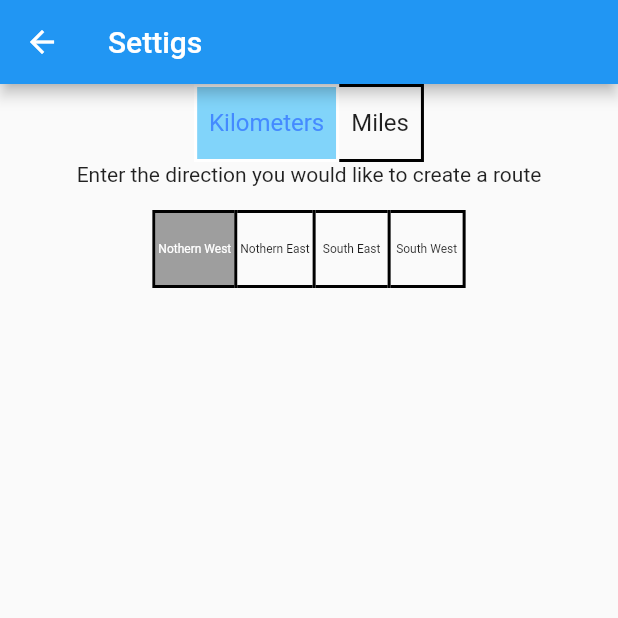
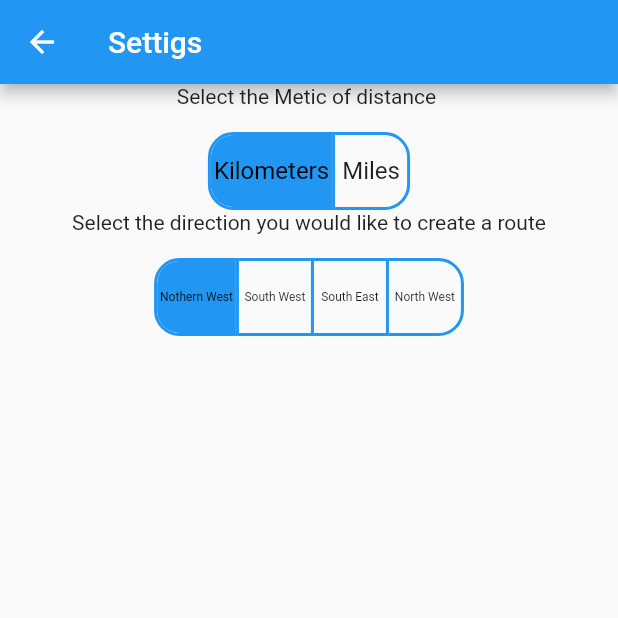
Before and after one commit to marcomerc/RunOut, a Flutter app: the screen it shows after launch, after a tap on the "search" icon, after a tap on the "settings" icon, on a phone screen of 412 x 824 dp, the top half of it. Run offline on Flutter 3.47's test engine with Material 2 defaults, Android fonts, the light colour scheme and no system bars; our stand-ins replace google_maps_flutter, location, string_validator; missing offline and left inert: google_map_polyline, permission.

Commit message:
Final version, everything works

```diff
--- a/lib/Settings.dart
+++ b/lib/Settings.dart
@@ -40,23 +40,26 @@ class SettingState extends State<Settings> {
       Center(
         child: Column(
           children: <Widget>[
+            Text("Select the Metic of distance \n"),
+
             ToggleButtons(
-              borderColor: Colors.black,
-              fillColor: Colors.lightBlue[200],
+              borderColor: Colors.blue,
+              fillColor: Colors.blue,
               borderWidth: 2,
-              selectedBorderColor: Colors.white,
-              selectedColor: Colors.blueAccent,
-              borderRadius: BorderRadius.circular(0),
+              selectedBorderColor: Colors.blue,
+              selectedColor: Colors.black,
+              borderRadius: BorderRadius.circular(16),
               children: <Widget>[
+
                 Padding(
-                  padding: const EdgeInsets.all(8.0),
+                  padding: const EdgeInsets.all(2.0),
                   child: Text(
                     'Kilometers',
                     style: TextStyle(fontSize: 16),
                   ),
                 ),
                 Padding(
-                  padding: const EdgeInsets.all(8.0),
+                  padding: const EdgeInsets.all(2.0),
                   child: Text(
                     'Miles',
                     style: TextStyle(fontSize: 16),
@@ -74,14 +77,14 @@ class SettingState extends State<Settings> {
                 });
               },
             ),
-              Text("Enter the direction you would like to create a route\n"),
+              Text("Select the direction you would like to create a route\n"),
             ToggleButtons(
-              borderColor: Colors.black,
-              fillColor: Colors.grey,
+              borderColor: Colors.blue,
+              fillColor: Colors.blue,
               borderWidth: 2,
-              selectedBorderColor: Colors.black,
-              selectedColor: Colors.white,
-              borderRadius: BorderRadius.circular(0),
+              selectedBorderColor: Colors.blue,
+              selectedColor: Colors.black,
+              borderRadius: BorderRadius.circular(16),
               children: <Widget>[
                 Padding(
                   padding: const EdgeInsets.all(2.0),
@@ -93,7 +96,7 @@ class SettingState extends State<Settings> {
                 Padding(
                   padding: const EdgeInsets.all(2.0),
                   child: Text(
-                    'Nothern East',
+                    'South West',
                     style: TextStyle(fontSize: 8),
                   ),
                 ),
@@ -108,7 +111,7 @@ class SettingState extends State<Settings> {
                 Padding(
                   padding: const EdgeInsets.all(2.0),
                   child: Text(
-                    'South West',
+                    'North West',
                     style: TextStyle(fontSize: 8),
                   ),
                 ),
--- a/lib/components/map_pin_pill.dart
+++ b/lib/components/map_pin_pill.dart
@@ -21,7 +21,7 @@ class MapPinPillComponentState extends State<MapPinPillComponent> {
       bottom: widget.pinPillPosition,
       right: 0,
       left: 0,
-      duration: Duration(milliseconds: 200),
+      duration: Duration(milliseconds: 800),
       child: Align(
         alignment: Alignment.bottomCenter,
         child: Container(
@@ -50,9 +50,7 @@ class MapPinPillComponentState extends State<MapPinPillComponent> {
                     crossAxisAlignment: CrossAxisAlignment.start,
                     mainAxisAlignment: MainAxisAlignment.center,
                     children: <Widget>[
-                      Text(widget.currentlySelectedPin.locationName, style: TextStyle(color: widget.currentlySelectedPin.labelColor)),
-                      Text('Latitude: ${widget.currentlySelectedPin.location.latitude.toString()}', style: TextStyle(fontSize: 12, color: Colors.grey)),
-                      Text('Longitude: ${widget.currentlySelectedPin.location.longitude.toString()}', style: TextStyle(fontSize: 12, color: Colors.grey)),
+                      Text('Distance: ' + widget.currentlySelectedPin.locationName , style: TextStyle(fontSize: 25, color: Colors.grey)),
                     ],
                   ),
                 ),
--- a/lib/main.dart
+++ b/lib/main.dart
@@ -7,6 +7,8 @@ import 'dart:math';
 import 'TextBox.dart';
 import 'Settings.dart';
 import 'models/pin_pill_info.dart';
+import 'components/map_pin_pill.dart';
+import 'package:string_validator/string_validator.dart';
 
 void main() => runApp(MyApp());
 
@@ -25,6 +27,7 @@ class MyApp extends StatelessWidget {
 
 
 
+
 class MapSample extends StatefulWidget {
   @override
   State<MapSample> createState() => MyMapState();
@@ -32,7 +35,6 @@ class MapSample extends StatefulWidget {
 
 class MyMapState extends State<MapSample> {
   GoogleMapController mapController;
-
   var location = new L.Location();
   Map<MarkerId, Marker> markers = <MarkerId, Marker>{}; // CLASS MEMBER, MAP OF MARKS
   var markersID = 0;
@@ -40,15 +42,21 @@ class MyMapState extends State<MapSample> {
   bool typing = false;
   static TextEditingController _distance = new TextEditingController();
   TextBox distance = new TextBox(_distance);
+  double _pathDistance = 0;
 
 
   static LatLng myLocation =  LatLng(39.8283,-98.5795);
-
+  PinInformation currentlySelectedPin = PinInformation(pinPath: '', avatarPath: '', location: LatLng(0, 0), locationName: '', labelColor: Colors.grey);
+  PinInformation sourcePinInfo;
+  PinInformation destinationPinInfo;
 
   Set<Polyline> polyline = {};
   List<LatLng> routeCoords;
+  GoogleMapPolyline googleMapPolyline = new GoogleMapPolyline(apiKey: "AIzaSyDFphgQHYwYhst9ZGNfkct-5ZAxF6GWQdI");
   List<bool> _selectionStartPoint;
   List<bool> _selectionKlMi;
+  double pinPillPosition = -100;
+
 
   @override
   void initState() {
@@ -94,7 +102,20 @@ class MyMapState extends State<MapSample> {
 
 
 
-  void getSomePoints(range,origen, destination) async{
+  double distanceRoute(start,finish){
+    double latDis = finish.latitude - start.latitude;
+    double lonDis = finish.longitude - start.longitude;
+
+    double R = 3960.0;
+    double a = pow(sin( (   ( ( latDis*pi)/180 ) )/2),2)+ cos(start.latitude) * cos(finish.latitude) * pow(sin(  ( ( lonDis*pi)/180 ) /2),2);
+    double c = 2 * atan2( sqrt(a), sqrt(1-a) );
+    double d = R * c ;
+    return d;
+
+
+  }
+
+  Future getSomePoints(range,origen, destination) async{
     var permissions = await Permission.getPermissionsStatus([PermissionName.Location]);
     if(permissions[0].permissionStatus == PermissionStatus.notAgain){
       var askpermissions = await Permission.requestPermissions([PermissionName.Location]);
@@ -105,14 +126,30 @@ class MyMapState extends State<MapSample> {
           destination: destination,
           mode: RouteMode.walking
       ).then((onValue) {
-        print("the coordiates");
+//        print("the coordiates");
         routeCoords= onValue;
-        print(routeCoords);
+//        print(routeCoords);
+        for( var i = 0 ; i < routeCoords.length-1; i++ ) {
+          _pathDistance=_pathDistance+distanceRoute(routeCoords[i],routeCoords[i+1]);
+        }
+        return _pathDistance;
+
+
       });
 
     }
+//    for( var i = 0 ; i < routeCoords.length-1; i++ ) {
+//      _pathDistance=_pathDistance+distanceRoute(routeCoords[i],routeCoords[i+1]);
+//    }
+//    print("number of " + _pathDistance.toString());
+
+    /// change this to add the distance
+//    currentlySelectedPin = sourcePinInfo;
+//    pinPillPosition = 0;
 
     setState(() {
+
+
       polyline.add(Polyline(
           polylineId: PolylineId('route'+ range.toString()),
           visible: true,
@@ -125,38 +162,65 @@ class MyMapState extends State<MapSample> {
 
   }
 
-  void setPolyLines(totalMiles){
+  void setPolyLines(totalMiles) async{
+    if (_selectionKlMi[0] == true){
+      totalMiles = totalMiles*00.621371;
+    }
     _getLocation();
-    final MarkerId markerIdT = MarkerId(markersID.toString());
-    final Marker marker = Marker(
-      markerId: markerIdT,
-      position: LatLng(
-        myLocation.latitude,
-        myLocation.longitude,
-      ),
-      infoWindow: InfoWindow(title: "My Location", snippet: '*'),
+
+    sourcePinInfo = PinInformation(
+        locationName: "Start Location",
+        location: myLocation,
+        pinPath: "assets/driving_pin.png",
+        avatarPath: "assets/friend1.jpg",
+        labelColor: Colors.blueAccent
     );
+
     setState(() {
-      markers[markerIdT] = marker;
+
+
+//      markers[MarkerId(markersID.toString())] = marker;
     });
     double segment = totalMiles/4;
     double change_long =change_in_longitude(segment);
     double change_lat = change_in_latitude(segment);
-    print("change latitude " + change_lat.toString());
-    print("change long " + change_long.toString());
 
+    if(_selectionStartPoint[1] == true ){
+      change_lat= change_lat*-1;
+    }else if (_selectionStartPoint[2] == true){
+      change_lat= change_lat*-1;
+
+      change_long=change_long * -1;
+    }else if (_selectionStartPoint[3] == true){
+      change_long=change_long * -1;
+
+    }
+
+    var futures = List<Future>();
+    _pathDistance = 0;
     for( var i = 0 ; i <= 4; i++ ) {
       if(i == 0){
-        getSomePoints(i, myLocation, LatLng(myLocation.latitude,myLocation.longitude+change_long ));
+        futures.add(getSomePoints(i, myLocation, LatLng(myLocation.latitude,myLocation.longitude+change_long )) );
       }if(i == 1){
-        getSomePoints(i,  LatLng(myLocation.latitude,myLocation.longitude+change_long ), LatLng(myLocation.latitude+change_lat,myLocation.longitude+change_long ));
+        futures.add(getSomePoints(i,  LatLng(myLocation.latitude,myLocation.longitude+change_long ), LatLng(myLocation.latitude+change_lat,myLocation.longitude+change_long )));
       }if(i == 3){
-        getSomePoints(i, LatLng(myLocation.latitude+change_lat,myLocation.longitude+change_long ), LatLng(myLocation.latitude+change_lat,myLocation.longitude ));
+        futures.add(getSomePoints(i, LatLng(myLocation.latitude+change_lat,myLocation.longitude+change_long ), LatLng(myLocation.latitude+change_lat,myLocation.longitude )));
       }if(i == 4){
-        getSomePoints(i, LatLng(myLocation.latitude+change_lat,myLocation.longitude ), myLocation);
+        futures.add(getSomePoints(i, LatLng(myLocation.latitude+change_lat,myLocation.longitude ), myLocation));
       }
     }
+    await Future.wait(futures);
 
+
+//   use _pathDistance to  implemen use set state into the notification.
+    var typeMetric  = " Mi";
+    if (_selectionKlMi[0] == true){
+      typeMetric = "Km";
+    }
+    setState(() {
+      currentlySelectedPin = PinInformation(pinPath: '', avatarPath: '', location: LatLng(0, 0), locationName: _pathDistance.toStringAsFixed(1)+typeMetric, labelColor: Colors.grey);
+
+    });
   }
 //  return going up north
   double change_in_latitude(miles){
@@ -178,7 +242,6 @@ class MyMapState extends State<MapSample> {
     try {
       await location.getLocation().then((onValue) {
         myLocation = LatLng(onValue.latitude, onValue.longitude);
-        print(onValue.latitude.toString() + "," + onValue.longitude.toString());
       });
     } catch (e) {
       print(e);
@@ -189,16 +252,14 @@ class MyMapState extends State<MapSample> {
   }
 
 
-
-  void createPolyLines(miles){
-    print("creating the lines");
-    setPolyLines(3);
-  }
-
   @override
   Widget build(BuildContext context) {
 
-    return MaterialApp(
+    return
+
+
+
+      MaterialApp(
           home:
 
           Scaffold(
@@ -212,12 +273,27 @@ class MyMapState extends State<MapSample> {
                   icon: Icon(typing ? Icons.done : Icons.search),
                   onPressed: () {
                     setState(() {
+
+//                      currentlySelectedPin= PinInformation(pinPath: '', avatarPath: '', location: LatLng(0, 0), locationName: '', labelColor: Colors.grey);
+
+
+                      markers.clear();
                       polyline.clear();
                       typing = !typing;
                     });
                     if(typing == false){
+                        if (_distance.text !=  ""  && isNumeric(_distance.text)  ){
+
                           setPolyLines( double.parse( _distance.text));
+                          pinPillPosition = 0;
+                        }else if ( _distance.text ==  "" || !isNumeric(_distance.text) ){
+                            pinPillPosition = -100;
+
                         }
+                    }
+                  setState(() {
+
+                    });
                   },
                 ),
                 actions: <Widget>[
@@ -233,16 +309,14 @@ class MyMapState extends State<MapSample> {
 
               body:
 
-            Column(
+
+              Stack(
                   children: <Widget>[
-
-
-                  Flexible(
-                    child:
                       GoogleMap(
                           myLocationButtonEnabled: true,
                           myLocationEnabled: true,
                           polylines: polyline,
+                          markers:  Set<Marker>.of(markers.values),
                           onMapCreated: _onMapCreated,
                           initialCameraPosition: CameraPosition(
                             target: myLocation,
@@ -250,33 +324,31 @@ class MyMapState extends State<MapSample> {
                           )
                       ),
 
+
+
+                    MapPinPillComponent(
+                        pinPillPosition: pinPillPosition,
+                        currentlySelectedPin: currentlySelectedPin
                     ),
-
-            FlatButton(
-
-                color: Colors.blue,
-                textColor: Colors.white,
-                disabledColor: Colors.grey,
-                disabledTextColor: Colors.black,
-                padding: EdgeInsets.all(8.0),
-                splashColor: Colors.blueAccent,
-                onPressed: () {
-                  print("kilo meters and miles");
-                  print(_selectionKlMi);
-                  print("Starting point");
-                  print(_selectionStartPoint);
-                },
-                child: Text(
-                  "Find me a route",
-                  style: TextStyle(fontSize: 20.0),
-                ),
-              )
 
                   ])
           )
       );
+
   }
 }
+
+
+
+
+
+
+
+
+
+
+
+
 
 
 
```
Also changed, not shown: pubspec.yaml (+6 -1 lines), pubspec.lock. Lines whose indentation alone changed are shown as unchanged.
